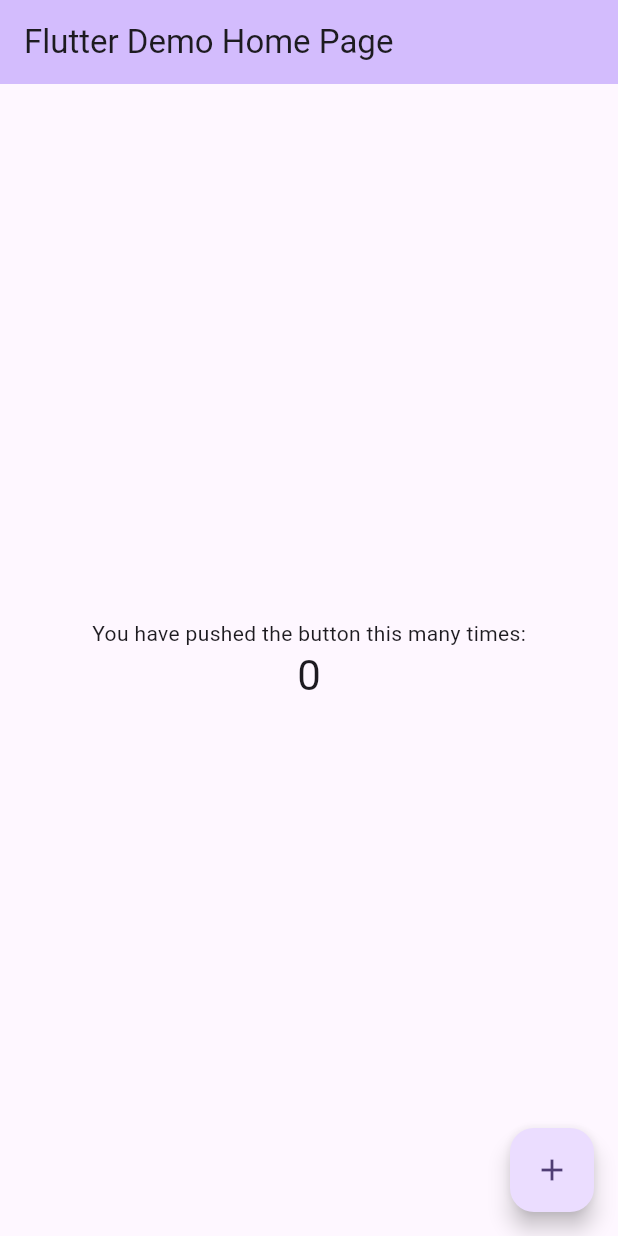
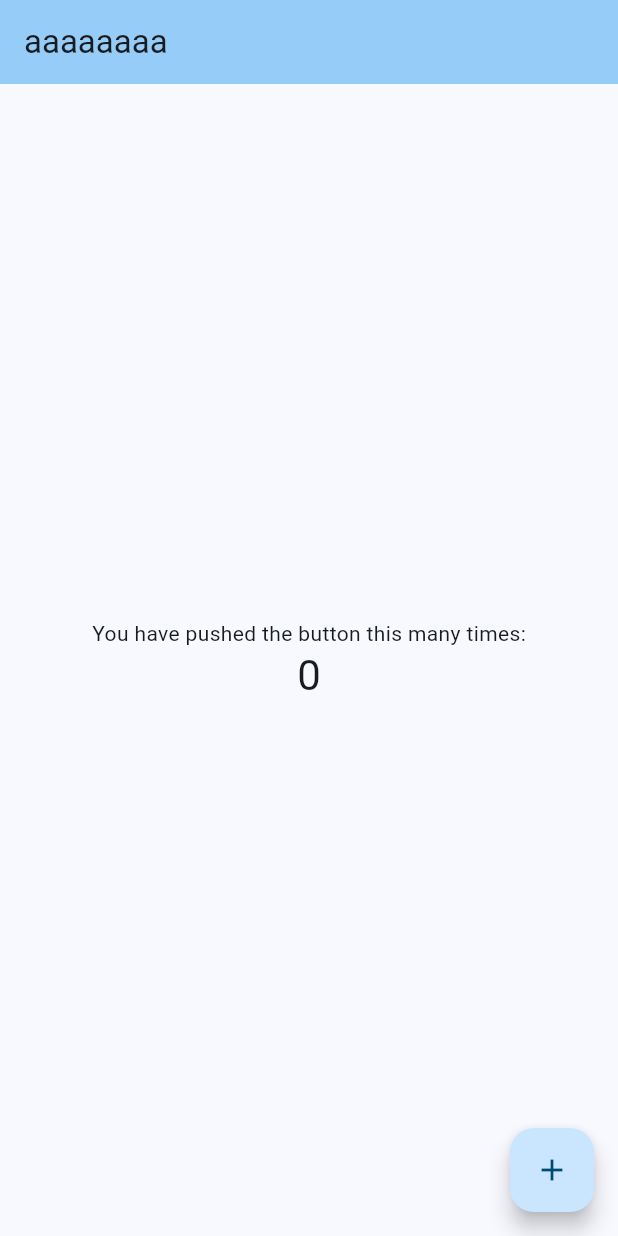
Before and after one commit to Jorge002pad/app-movil, a Flutter app: the screen it shows after launch, on a phone screen of 412 x 824 dp. Run offline on Flutter 3.47's test engine with Material 3 defaults, Android fonts, the phone set to English and light mode, and no system bars.

Commit message:
Update theme color and home page title in main.dart; add launch configuration for VSCode

```diff
--- a/lib/main.dart
+++ b/lib/main.dart
@@ -13,24 +13,9 @@ class MyApp extends StatelessWidget {
     return MaterialApp(
       title: 'Flutter Demo',
       theme: ThemeData(
-        // This is the theme of your application.
-        //
-        // TRY THIS: Try running your application with "flutter run". You'll see
-        // the application has a purple toolbar. Then, without quitting the app,
-        // try changing the seedColor in the colorScheme below to Colors.green
-        // and then invoke "hot reload" (save your changes or press the "hot
-        // reload" button in a Flutter-supported IDE, or press "r" if you used
-        // the command line to start the app).
-        //
-        // Notice that the counter didn't reset back to zero; the application
-        // state is not lost during the reload. To reset the state, use hot
-        // restart instead.
-        //
-        // This works for code too, not just values: Most code changes can be
-        // tested with just a hot reload.
-        colorScheme: ColorScheme.fromSeed(seedColor: Colors.deepPurple),
+        colorScheme: ColorScheme.fromSeed(seedColor: Colors.lightBlue),
       ),
-      home: const MyHomePage(title: 'Flutter Demo Home Page'),
+      home: const MyHomePage(title: 'aaaaaaaa'),
     );
   }
 }
```
